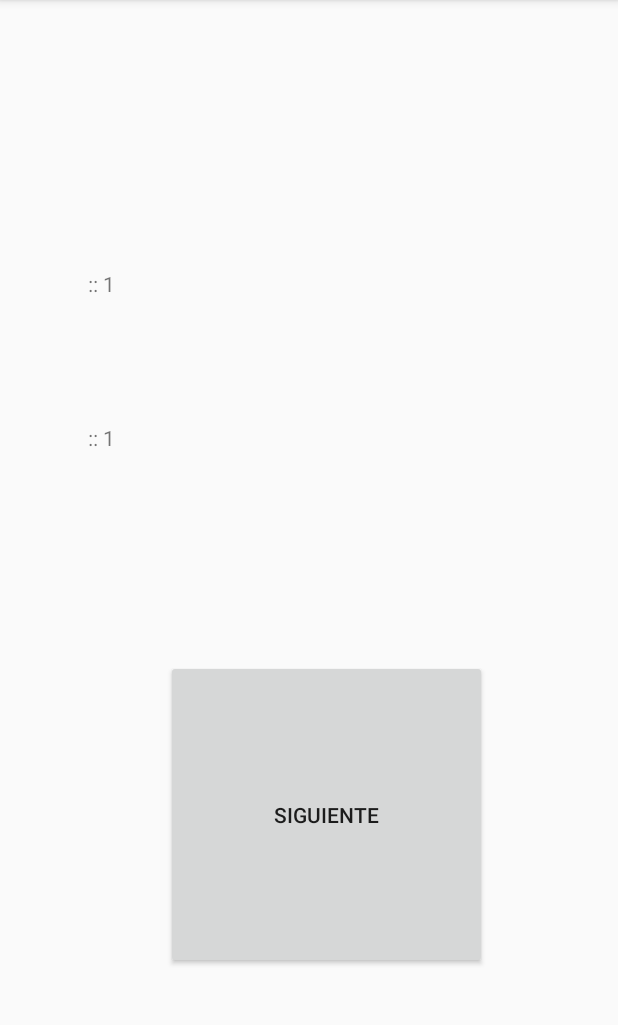
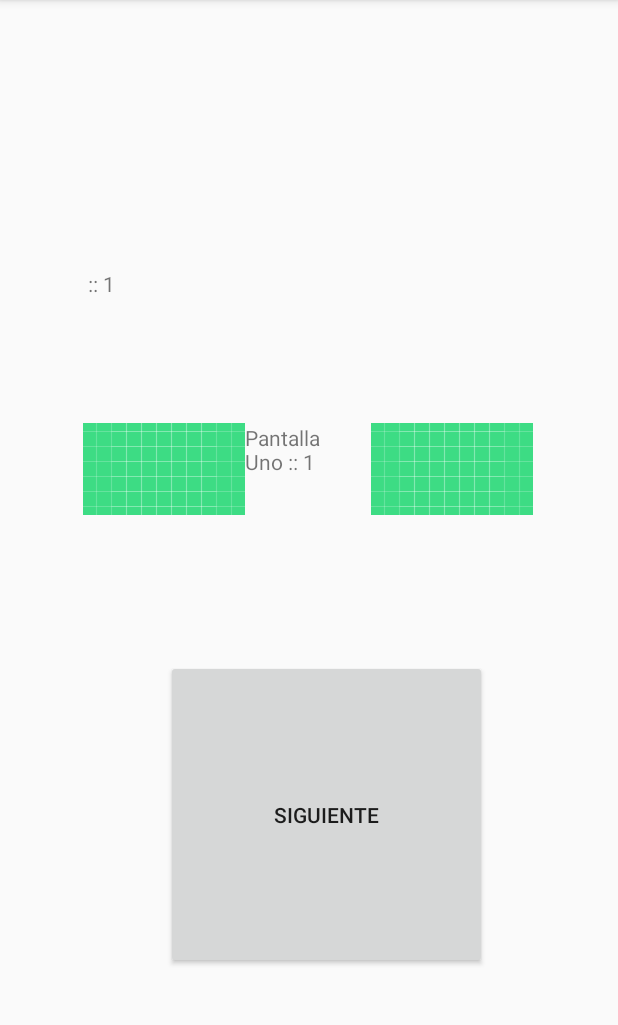
Before and after one commit to grisone/lab01, an Android app: the screen it shows after launch (MainActivity), on a phone screen of 412 x 824 dp, the part 84-1109 px from its top. Run offline under Robolectric (Android 15) with nearby library versions, the phone set to English and light mode, and no system bars.

Commit message:
COLOR VERDE EN PANTALLA UNO

```diff
--- a/app/src/main/java/com/example/testaplication/MainActivity.java
+++ b/app/src/main/java/com/example/testaplication/MainActivity.java
@@ -31,7 +31,7 @@ public class MainActivity extends AppCompatActivity {
 
         TextView textView3 =  findViewById(R.id.textView3);
         String valor2 = textView3.getText() + " :: " + ++transversal;
-        textView3.setText(valor);
+        textView3.setText(valor2);
     }
 
     public void abrirActividad(View view) {
--- a/app/src/main/res/layout/activity_main.xml
+++ b/app/src/main/res/layout/activity_main.xml
@@ -36,6 +36,8 @@
         android:layout_width="300dp"
         android:layout_height="61dp"
         android:contentDescription="@string/app_name"
+        android:drawableLeft="@drawable/ic_launcher_background"
+        android:drawableRight="@drawable/ic_launcher_background"
         android:text="@string/titulo1"
         android:visibility="visible"
         app:layout_constraintBottom_toBottomOf="parent"
```
